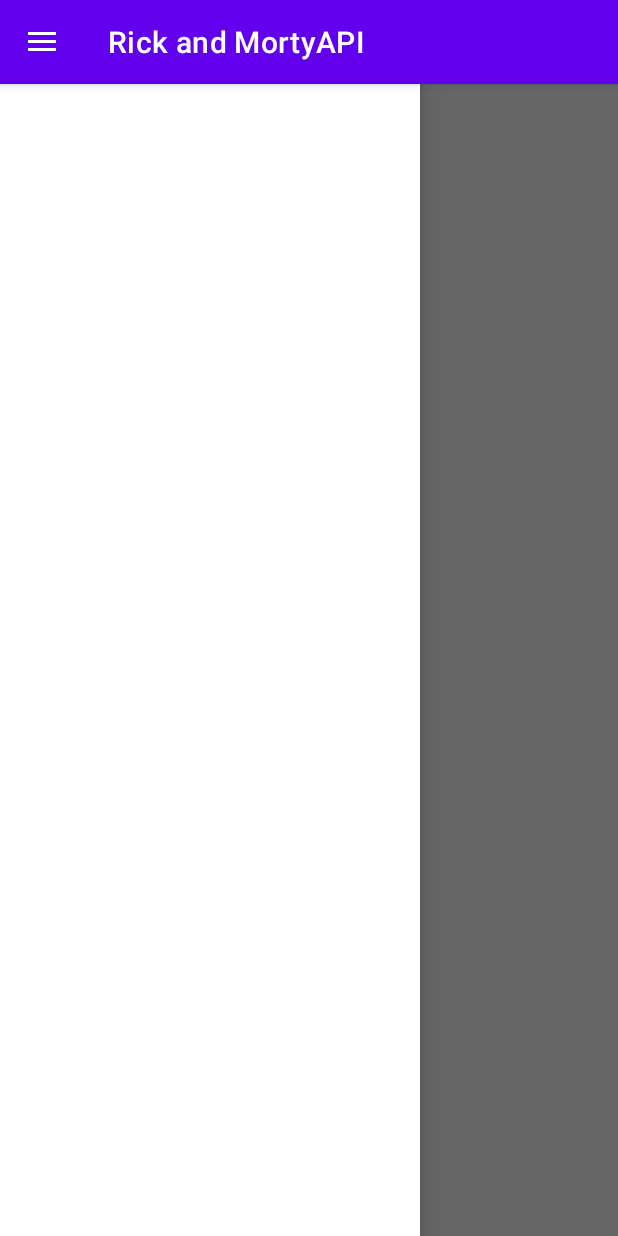
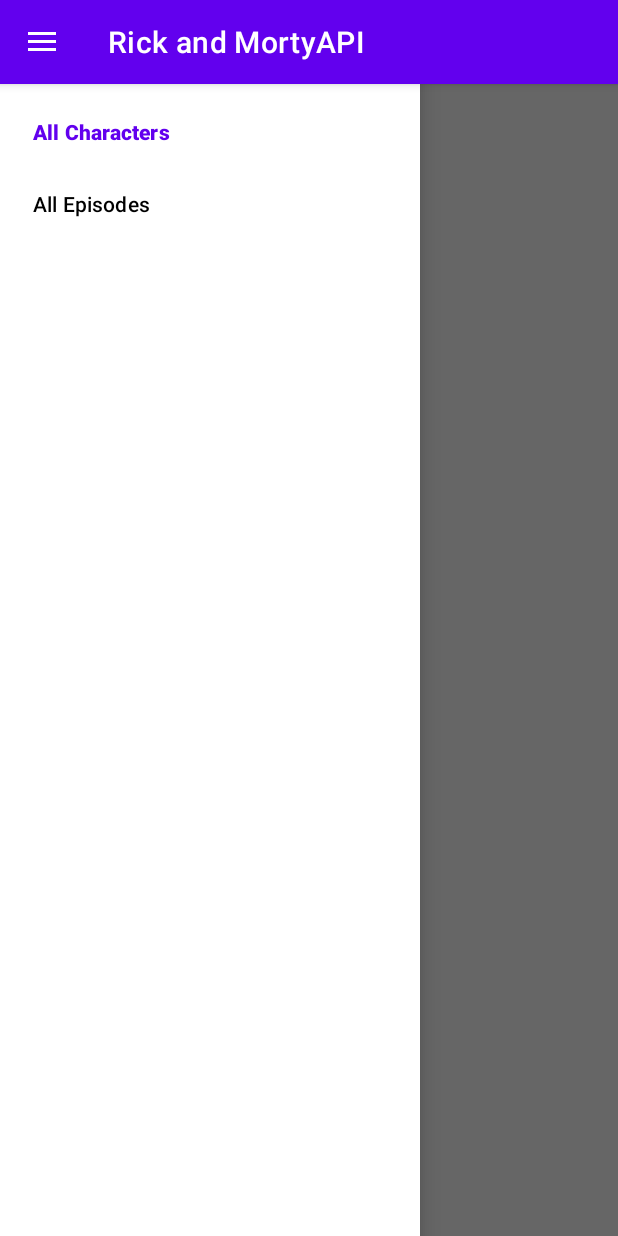
Before and after one commit to crohnaro/RickAndMortyAPI, an Android app: the screen it shows after launch (NavGraphActivity), with the side drawer open, on a phone screen of 412 x 824 dp. Run offline under Robolectric (Android 15) with nearby library versions, the phone set to English and light mode, and no system bars; our stand-ins replace navigation-ui; libraries missing offline, so code that uses them is left out: com.airbnb.epoxy; 2 statements that could not run were skipped.

Commit message:
finalizada estrutura do drawer layout, falta adicionar o navigation

```diff
--- a/app/src/main/java/com/example/rickandmortyapi/NavGraphActivity.kt
+++ b/app/src/main/java/com/example/rickandmortyapi/NavGraphActivity.kt
@@ -25,7 +25,10 @@ class NavGraphActivity: AppCompatActivity() {
         val navController = navHostFragment.navController
         val drawerLayout = findViewById<DrawerLayout>(R.id.drawer_layout)
 
-        appBarConfiguration = AppBarConfiguration(navController.graph, drawerLayout)
+        appBarConfiguration = AppBarConfiguration(
+            topLevelDestinationIds = setOf(R.id.characterListFragment, R.id.episodeListFragment),
+            drawerLayout = drawerLayout
+        )
 
         setupActionBarWithNavController(
             navController = navController,
--- a/app/src/main/res/layout/activity_nav_graph.xml
+++ b/app/src/main/res/layout/activity_nav_graph.xml
@@ -26,6 +26,7 @@
         android:layout_width="wrap_content"
         android:layout_height="match_parent"
         android:layout_gravity="start"
-        android:fitsSystemWindows="true" />
+        android:fitsSystemWindows="true"
+       app:menu="@menu/menu_drawer_layout" />
 
 </androidx.drawerlayout.widget.DrawerLayout>
--- /dev/null
+++ b/app/src/main/res/menu/menu_drawer_layout.xml
@@ -0,0 +1,9 @@
+<?xml version="1.0" encoding="utf-8"?>
+<menu xmlns:android="http://schemas.android.com/apk/res/android">
+    <item android:id="@+id/characterListFragment"
+        android:title="All Characters">
+    </item>
+    <item android:id="@+id/episodeListFragment"
+        android:title="All Episodes">
+    </item>
+</menu>
--- a/app/src/main/res/navigation/nav_graph.xml
+++ b/app/src/main/res/navigation/nav_graph.xml
@@ -38,4 +38,19 @@
         </argument>
 
     </fragment>
+    <fragment
+        android:id="@+id/episodeListFragment"
+        android:name="com.example.rickandmortyapi.EpisodeListFragment"
+        android:label="Rick and Morty Episodes"
+        tools:layout="@layout/fragment_character_list" >
+<!--        <action-->
+<!--            android:id="@+id/action_characterListFragment_to_characterDetailFragment"-->
+<!--            app:destination="@id/characterDetailFragment"-->
+<!--            app:enterAnim="@anim/slide_in_from_right"-->
+<!--            app:exitAnim="@anim/slide_out_to_left"-->
+<!--            app:popExitAnim="@anim/slide_out_to_right"-->
+<!--            app:popEnterAnim="@anim/slide_in_from_left"-->
+
+<!--            />-->
+    </fragment>
 </navigation>
```
Also changed, not shown: app/src/main/java/com/example/rickandmortyapi/EpisodeListFragment.kt (added, +25 -0 lines), app/src/main/res/layout/fragment_episode_list.xml (added, +19 -0 lines).
